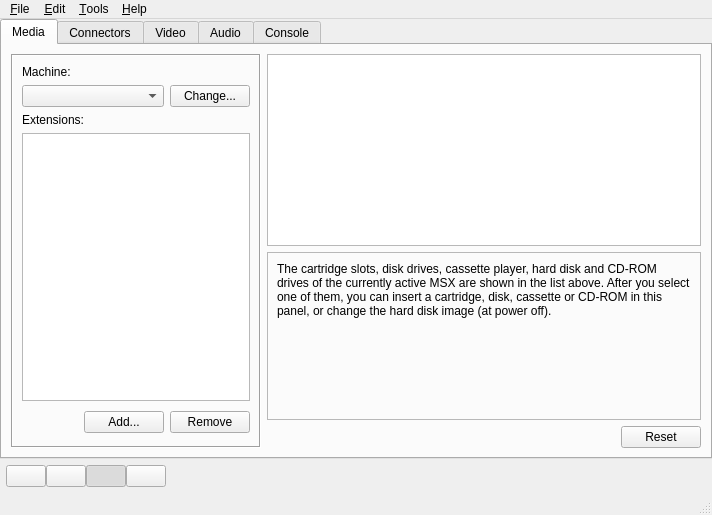
Before: the Qt Designer form main.ui in openMSX/catapult, drawn with Qt 5.
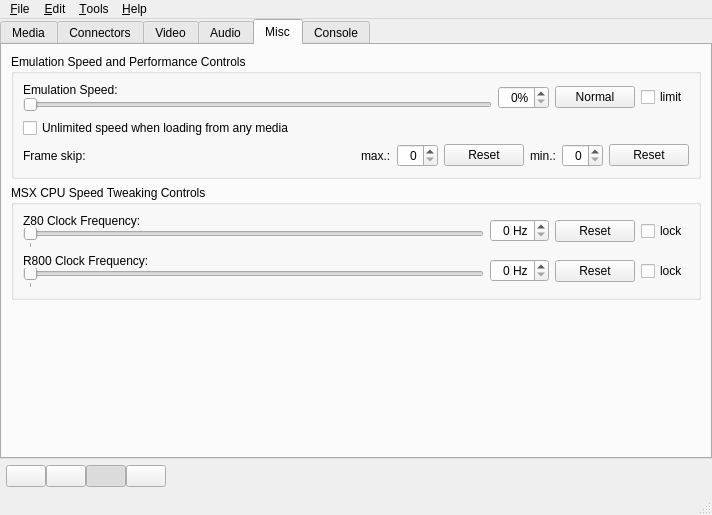
After: the same form once the commit is applied. The open tabs and pages were chosen to show the change. Icons and pictures are not drawn.

Commit message: Added a new Misc tab with a whole load of speed related settings

```diff
--- a/main.ui
+++ b/main.ui
@@ -2635,6 +2635,335 @@
         <string>Audio</string>
        </attribute>
       </widget>
+      <widget class="QWidget" name="tab" >
+       <attribute name="title" >
+        <string>Misc</string>
+       </attribute>
+       <layout class="QGridLayout" >
+        <item row="0" column="0" >
+         <widget class="QGroupBox" name="groupBox" >
+          <property name="title" >
+           <string>Emulation Speed and Performance Controls</string>
+          </property>
+          <layout class="QVBoxLayout" >
+           <item>
+            <layout class="QHBoxLayout" >
+             <item>
+              <layout class="QVBoxLayout" >
+               <property name="spacing" >
+                <number>0</number>
+               </property>
+               <item>
+                <widget class="QLabel" name="label_10" >
+                 <property name="text" >
+                  <string>Emulation Speed:</string>
+                 </property>
+                </widget>
+               </item>
+               <item>
+                <widget class="QSlider" name="speedSlider" >
+                 <property name="toolTip" >
+                  <string>Emulation speed compared to real MSX.</string>
+                 </property>
+                 <property name="orientation" >
+                  <enum>Qt::Horizontal</enum>
+                 </property>
+                 <property name="tickPosition" >
+                  <enum>QSlider::NoTicks</enum>
+                 </property>
+                 <property name="tickInterval" >
+                  <number>10</number>
+                 </property>
+                </widget>
+               </item>
+              </layout>
+             </item>
+             <item>
+              <widget class="QSpinBox" name="speedSpinBox" >
+               <property name="toolTip" >
+                <string>Emulation speed compared to real MSX.</string>
+               </property>
+               <property name="alignment" >
+                <set>Qt::AlignRight|Qt::AlignTrailing|Qt::AlignVCenter</set>
+               </property>
+               <property name="suffix" >
+                <string>%</string>
+               </property>
+              </widget>
+             </item>
+             <item>
+              <widget class="QPushButton" name="normalSpeedButton" >
+               <property name="sizePolicy" >
+                <sizepolicy vsizetype="Fixed" hsizetype="Minimum" >
+                 <horstretch>0</horstretch>
+                 <verstretch>0</verstretch>
+                </sizepolicy>
+               </property>
+               <property name="toolTip" >
+                <string>Reset to normal value.</string>
+               </property>
+               <property name="text" >
+                <string>Normal</string>
+               </property>
+              </widget>
+             </item>
+             <item>
+              <widget class="QCheckBox" name="limitSpeedCheckBox" >
+               <property name="toolTip" >
+                <string>Uncheck for unlimited (maximum) speed</string>
+               </property>
+               <property name="text" >
+                <string>limit</string>
+               </property>
+              </widget>
+             </item>
+            </layout>
+           </item>
+           <item>
+            <widget class="QCheckBox" name="fullSpeedWhenLoadingCheckBox" >
+             <property name="toolTip" >
+              <string>Enable to speed up loading from disk or tape, without losing emulation accuracy</string>
+             </property>
+             <property name="text" >
+              <string>Unlimited speed when loading from any media</string>
+             </property>
+            </widget>
+           </item>
+           <item>
+            <layout class="QHBoxLayout" >
+             <item>
+              <widget class="QLabel" name="label_11" >
+               <property name="text" >
+                <string>Frame skip:</string>
+               </property>
+              </widget>
+             </item>
+             <item>
+              <spacer>
+               <property name="orientation" >
+                <enum>Qt::Horizontal</enum>
+               </property>
+               <property name="sizeHint" >
+                <size>
+                 <width>40</width>
+                 <height>20</height>
+                </size>
+               </property>
+              </spacer>
+             </item>
+             <item>
+              <layout class="QHBoxLayout" >
+               <item>
+                <widget class="QLabel" name="label_12" >
+                 <property name="text" >
+                  <string>max.:</string>
+                 </property>
+                </widget>
+               </item>
+               <item>
+                <widget class="QSpinBox" name="maxFrameSkipSpinBox" >
+                 <property name="toolTip" >
+                  <string>Don't skip more frames than this.</string>
+                 </property>
+                 <property name="alignment" >
+                  <set>Qt::AlignRight|Qt::AlignTrailing|Qt::AlignVCenter</set>
+                 </property>
+                </widget>
+               </item>
+               <item>
+                <widget class="QPushButton" name="resetMaxFrameSkipButton" >
+                 <property name="toolTip" >
+                  <string>Reset to default value.</string>
+                 </property>
+                 <property name="text" >
+                  <string>Reset</string>
+                 </property>
+                </widget>
+               </item>
+              </layout>
+             </item>
+             <item>
+              <layout class="QHBoxLayout" >
+               <item>
+                <widget class="QLabel" name="label_13" >
+                 <property name="text" >
+                  <string>min.:</string>
+                 </property>
+                </widget>
+               </item>
+               <item>
+                <widget class="QSpinBox" name="minFrameSkipSpinBox" >
+                 <property name="toolTip" >
+                  <string>Skip at least this amount of frames.</string>
+                 </property>
+                 <property name="alignment" >
+                  <set>Qt::AlignRight|Qt::AlignTrailing|Qt::AlignVCenter</set>
+                 </property>
+                </widget>
+               </item>
+               <item>
+                <widget class="QPushButton" name="resetMinFrameSkipButton" >
+                 <property name="toolTip" >
+                  <string>Reset to default value.</string>
+                 </property>
+                 <property name="text" >
+                  <string>Reset</string>
+                 </property>
+                </widget>
+               </item>
+              </layout>
+             </item>
+            </layout>
+           </item>
+          </layout>
+         </widget>
+        </item>
+        <item row="1" column="0" >
+         <widget class="QGroupBox" name="groupBox_2" >
+          <property name="title" >
+           <string>MSX CPU Speed Tweaking Controls</string>
+          </property>
+          <layout class="QVBoxLayout" >
+           <item>
+            <layout class="QHBoxLayout" >
+             <item>
+              <layout class="QVBoxLayout" >
+               <property name="spacing" >
+                <number>0</number>
+               </property>
+               <item>
+                <widget class="QLabel" name="label_15" >
+                 <property name="text" >
+                  <string>Z80 Clock Frequency:</string>
+                 </property>
+                </widget>
+               </item>
+               <item>
+                <widget class="QSlider" name="Z80FrequencySlider" >
+                 <property name="orientation" >
+                  <enum>Qt::Horizontal</enum>
+                 </property>
+                 <property name="tickPosition" >
+                  <enum>QSlider::TicksBelow</enum>
+                 </property>
+                 <property name="tickInterval" >
+                  <number>10000000</number>
+                 </property>
+                </widget>
+               </item>
+              </layout>
+             </item>
+             <item>
+              <widget class="QSpinBox" name="Z80FrequencySpinBox" >
+               <property name="alignment" >
+                <set>Qt::AlignRight|Qt::AlignTrailing|Qt::AlignVCenter</set>
+               </property>
+               <property name="suffix" >
+                <string> Hz</string>
+               </property>
+              </widget>
+             </item>
+             <item>
+              <widget class="QPushButton" name="resetZ80FrequencyButton" >
+               <property name="toolTip" >
+                <string>Reset to default value.</string>
+               </property>
+               <property name="text" >
+                <string>Reset</string>
+               </property>
+              </widget>
+             </item>
+             <item>
+              <widget class="QCheckBox" name="Z80FrequencyLockCheckBox" >
+               <property name="toolTip" >
+                <string>Locked: use internal frequency; otherwise use given frequency.</string>
+               </property>
+               <property name="text" >
+                <string>lock</string>
+               </property>
+              </widget>
+             </item>
+            </layout>
+           </item>
+           <item>
+            <layout class="QHBoxLayout" >
+             <item>
+              <layout class="QVBoxLayout" >
+               <property name="spacing" >
+                <number>0</number>
+               </property>
+               <item>
+                <widget class="QLabel" name="label_17" >
+                 <property name="text" >
+                  <string>R800 Clock Frequency:</string>
+                 </property>
+                </widget>
+               </item>
+               <item>
+                <widget class="QSlider" name="R800FrequencySlider" >
+                 <property name="orientation" >
+                  <enum>Qt::Horizontal</enum>
+                 </property>
+                 <property name="tickPosition" >
+                  <enum>QSlider::TicksBelow</enum>
+                 </property>
+                 <property name="tickInterval" >
+                  <number>10000000</number>
+                 </property>
+                </widget>
+               </item>
+              </layout>
+             </item>
+             <item>
+              <widget class="QSpinBox" name="R800FrequencySpinBox" >
+               <property name="alignment" >
+                <set>Qt::AlignRight|Qt::AlignTrailing|Qt::AlignVCenter</set>
+               </property>
+               <property name="suffix" >
+                <string> Hz</string>
+               </property>
+              </widget>
+             </item>
+             <item>
+              <widget class="QPushButton" name="resetR800FrequencyButton" >
+               <property name="toolTip" >
+                <string>Reset to default value.</string>
+               </property>
+               <property name="text" >
+                <string>Reset</string>
+               </property>
+              </widget>
+             </item>
+             <item>
+              <widget class="QCheckBox" name="R800FrequencyLockCheckBox" >
+               <property name="toolTip" >
+                <string>Locked: use internal frequency; otherwise use given frequency.</string>
+               </property>
+               <property name="text" >
+                <string>lock</string>
+               </property>
+              </widget>
+             </item>
+            </layout>
+           </item>
+          </layout>
+         </widget>
+        </item>
+        <item row="2" column="0" >
+         <spacer>
+          <property name="orientation" >
+           <enum>Qt::Vertical</enum>
+          </property>
+          <property name="sizeHint" >
+           <size>
+            <width>20</width>
+            <height>56</height>
+           </size>
+          </property>
+         </spacer>
+        </item>
+       </layout>
+      </widget>
       <widget class="QWidget" name="consoleTab" >
        <attribute name="title" >
         <string>Console</string>
```
Left out of the diff: 4 changed lines with no effect on the pictures. The commit also changes 3 other files.
